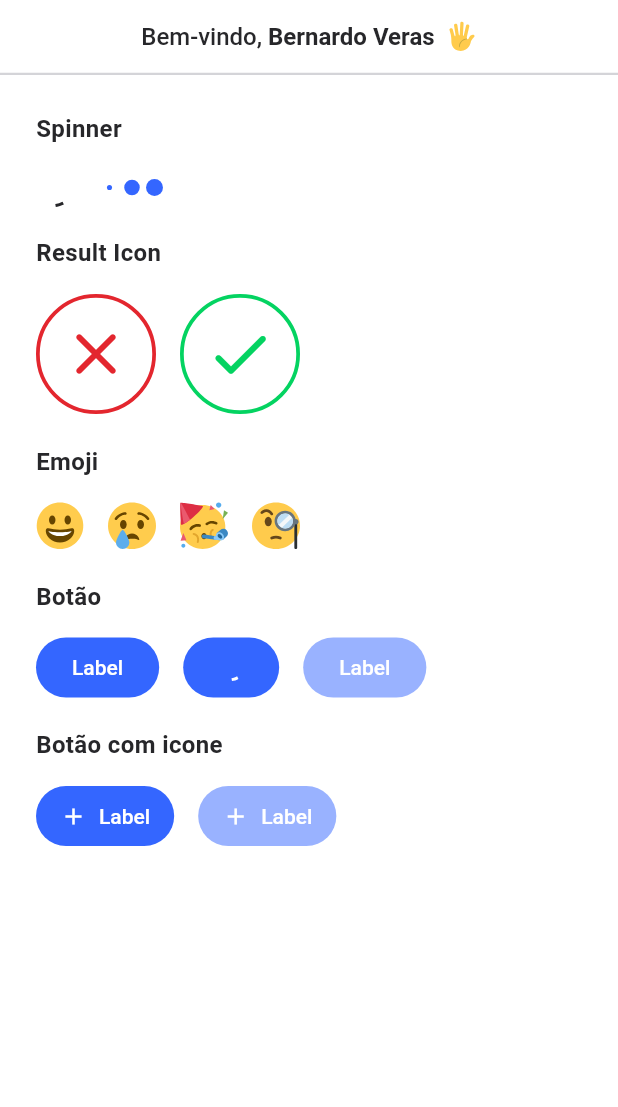
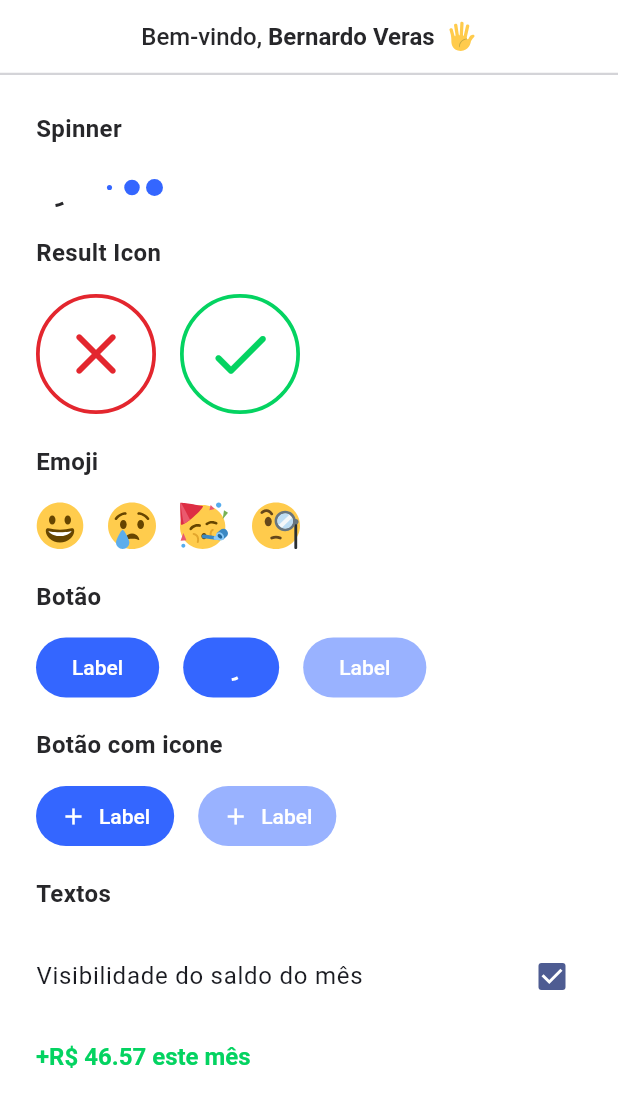
Before and after one commit to bernardoveras/sodarat, a Flutter app: the screen it shows after launch, on a phone screen of 412 x 824 dp. Shown: the top 1107 px of the screen. Run offline on Flutter 3.47's test engine with Material 2 defaults, Android fonts, the phone set to English and light mode, and no system bars; drawn by our look-alikes of loader_overlay; our stand-ins replace flutter_hooks; Roboto replaces fonts that are missing (inter).

Commit message:
Adicionado texto Saldo do mes

```diff
--- a/example/lib/main.dart
+++ b/example/lib/main.dart
@@ -13,7 +13,7 @@ class MyApp extends StatelessWidget {
   @override
   Widget build(BuildContext context) {
     return MaterialApp(
-      title: 'Flutter Demo',
+      title: 'Sodarat Design System',
       theme: ThemeData(
         colorSchemeSeed: $primary_color,
         useMaterial3: true,
@@ -29,17 +29,18 @@ class MyApp extends StatelessWidget {
   }
 }
 
-// ignore: must_be_immutable
 class HomePage extends HookWidget {
   const HomePage({Key? key}) : super(key: key);
 
   @override
   Widget build(BuildContext context) {
-    Future<void> abrirLoading() async {
-      SpinnerOverlay.show(context);
+    // Future<void> abrirLoading() async {
+    //   SpinnerOverlay.show(context);
 
-      return Future.delayed(const Duration(seconds: 2))..whenComplete(() => SpinnerOverlay.hide(context));
-    }
+    //   return Future.delayed(const Duration(seconds: 2))..whenComplete(() => SpinnerOverlay.hide(context));
+    // }
+
+    final saldoDoMesIsVisible = useValueNotifier(true);
 
     return Scaffold(
       appBar: const HomeAppBar(username: 'Bernardo Veras'),
@@ -146,6 +147,31 @@ class HomePage extends HookWidget {
                 ),
               ],
             ),
+            const SizedBox(height: $spacing_5),
+            AnimatedBuilder(
+                animation: saldoDoMesIsVisible,
+                builder: (context, child) {
+                  return Components(
+                    title: 'Textos',
+                    components: [
+                      CheckboxListTile(
+                        value: saldoDoMesIsVisible.value,
+                        onChanged: (v) {
+                          saldoDoMesIsVisible.value = v ?? true;
+                        },
+                        title: const Text('Visibilidade do saldo do mês'),
+                        contentPadding: EdgeInsets.zero,
+                      ),
+                      SodaratTooltip(
+                        message: 'Saldo do mês',
+                        child: SaldoDoMesText(
+                          value: 46.57,
+                          visible: saldoDoMesIsVisible.value,
+                        ),
+                      ),
+                    ],
+                  );
+                }),
           ],
         ),
       ),
--- /dev/null
+++ b/lib/components/atoms/texts/saldo_do_mes_text.dart
@@ -0,0 +1,36 @@
+import 'package:flutter/material.dart';
+import 'package:sodarat/sodarat.dart';
+
+class SaldoDoMesText extends StatelessWidget {
+  const SaldoDoMesText({
+    Key? key,
+    required this.value,
+    this.visible = true,
+  }) : super(key: key);
+  final double value;
+  final bool visible;
+
+  @override
+  Widget build(BuildContext context) {
+    return RichText(
+      text: TextSpan(
+        style: TextStyle(
+          fontSize: $font_size_3,
+          fontWeight: $font_weight_semi_bold,
+          color: $adaptive_color.positive(),
+        ),
+        children: [
+          const TextSpan(
+            text: '+R\$ ',
+          ),
+          TextSpan(
+            text: visible ? '${value.toString()} ' : 'XX,xx ',
+          ),
+          const TextSpan(
+            text: 'este mês ',
+          ),
+        ],
+      ),
+    );
+  }
+}
--- /dev/null
+++ b/lib/components/atoms/texts/texts.dart
@@ -0,0 +1 @@
+export 'saldo_do_mes_text.dart';
--- a/lib/components/components.dart
+++ b/lib/components/components.dart
@@ -3,6 +3,7 @@ export 'atoms/icons/icons.dart';
 export 'atoms/emojis/emojis.dart';
 export 'atoms/buttons/buttons.dart';
 export 'atoms/tooltips/tooltips.dart';
+export 'atoms/texts/texts.dart';
 
 export 'molecules/overlays/overlays.dart';
 export 'molecules/appbars/appbars.dart';
```
Also changed, not shown: 1 other file.
